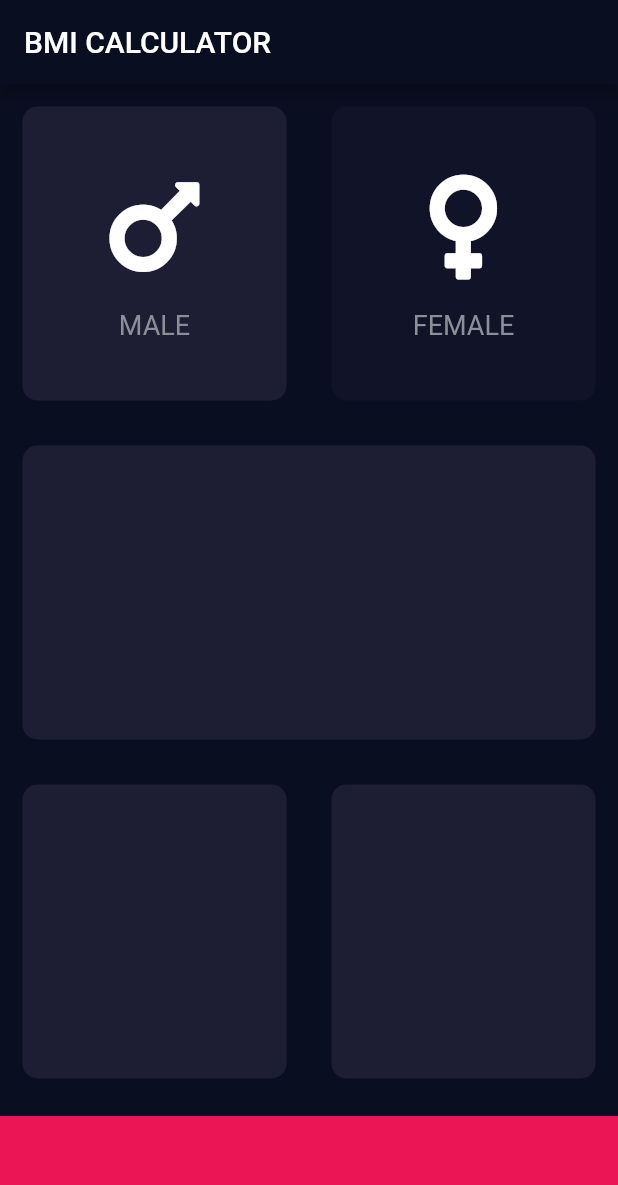
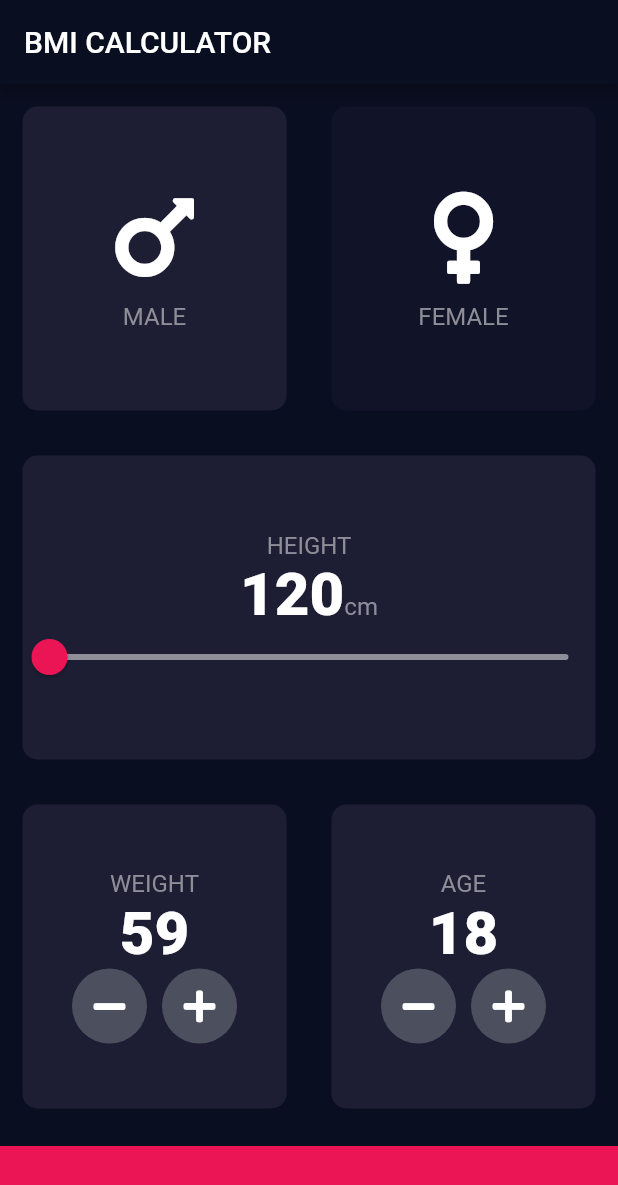
Before and after one commit to disono/flutter-template-ui, a Flutter app: the screen it shows after launch, after a tap on "MALE", on a phone screen of 412 x 824 dp. Shown: the top 1185 px of the screen. Run offline on Flutter 3.47's test engine with Material 2 defaults, Android fonts, the phone set to English and light mode, and no system bars; our stand-ins replace audioplayers, font_awesome_flutter.

Commit message:
Updated BMI UI

```diff
--- /dev/null
+++ b/bmi-calculator-flutter/lib/constants.dart
@@ -0,0 +1,16 @@
+import 'package:flutter/material.dart';
+
+const double kBottomContainerHeight = 60;
+const kActiveCardColor = Color(0xFF1D1E33);
+const kInactiveCardColor = Color(0xFF111328);
+const kBottomContainerColor = Color(0xFFEB1555);
+
+const kLabelStyle = TextStyle(
+  fontSize: 16,
+  color: Color(0xFF8D8E98),
+);
+
+const kLabelLargeStyle = TextStyle(
+  fontSize: 40,
+  fontWeight: FontWeight.w900,
+);
--- a/bmi-calculator-flutter/lib/icon_content.dart
+++ b/bmi-calculator-flutter/lib/icon_content.dart
@@ -1,10 +1,7 @@
 import 'package:flutter/material.dart';
 import 'package:font_awesome_flutter/font_awesome_flutter.dart';
 
-const labelStyle = TextStyle(
-  fontSize: 18,
-  color: Color(0xFF8D8E98),
-);
+import 'constants.dart';
 
 class IconContent extends StatelessWidget {
   IconContent({@required this.icon, this.label});
@@ -19,14 +16,14 @@
       children: <Widget>[
         FaIcon(
           icon,
-          size: 80,
+          size: 70,
         ),
         SizedBox(
-          height: 15,
+          height: 8,
         ),
         Text(
           label,
-          style: labelStyle,
+          style: kLabelStyle,
         )
       ],
     );
--- a/bmi-calculator-flutter/lib/input_page.dart
+++ b/bmi-calculator-flutter/lib/input_page.dart
@@ -2,12 +2,9 @@
 import 'package:flutter/material.dart';
 import 'package:font_awesome_flutter/font_awesome_flutter.dart';
 import 'icon_content.dart';
+import 'constants.dart';
 
-const double bottomContainerHeight = 80;
-const activeCardColor = Color(0xFF1D1E33);
-const inactiveCardColor = Color(0xFF111328);
-const bottomContainerColor = Color(0xFFEB1555);
-enum Gender{female, male}
+enum Gender { female, male }
 
 class InputPage extends StatefulWidget {
   @override
@@ -15,12 +12,17 @@
 }
 
 class _InputPageState extends State<InputPage> {
-  Color maleCardColor = inactiveCardColor;
-  Color femaleCardColor = inactiveCardColor;
+  int height = 120;
+  int age = 18;
+  int weight = 60;
+  Color maleCardColor = kInactiveCardColor;
+  Color femaleCardColor = kInactiveCardColor;
 
   void updateColor(Gender gender) {
-    maleCardColor = gender == Gender.male ? activeCardColor : inactiveCardColor;
-    femaleCardColor = gender == Gender.female ? activeCardColor : inactiveCardColor;
+    maleCardColor =
+        gender == Gender.male ? kActiveCardColor : kInactiveCardColor;
+    femaleCardColor =
+        gender == Gender.female ? kActiveCardColor : kInactiveCardColor;
   }
 
   @override
@@ -71,7 +73,52 @@
               children: <Widget>[
                 Expanded(
                   child: ReusableCard(
-                    color: activeCardColor,
+                    color: kActiveCardColor,
+                    cardChild: Column(
+                      mainAxisAlignment: MainAxisAlignment.center,
+                      children: <Widget>[
+                        Text(
+                          'HEIGHT',
+                          style: kLabelStyle,
+                        ),
+                        Row(
+                          mainAxisAlignment: MainAxisAlignment.center,
+                          crossAxisAlignment: CrossAxisAlignment.baseline,
+                          textBaseline: TextBaseline.alphabetic,
+                          children: <Widget>[
+                            Text(
+                              height.toString(),
+                              style: kLabelLargeStyle,
+                            ),
+                            Text(
+                              'cm',
+                              style: kLabelStyle,
+                            ),
+                          ],
+                        ),
+                        SliderTheme(
+                          data: SliderTheme.of(context).copyWith(
+                              inactiveTrackColor: Color(0xFF8D8E98),
+                              activeTrackColor: Colors.white,
+                              thumbColor: Color(0xFFEB1555),
+                              overlayColor: Color(0x29EB1555),
+                              thumbShape:
+                                  RoundSliderThumbShape(enabledThumbRadius: 12),
+                              overlayShape:
+                                  RoundSliderOverlayShape(overlayRadius: 18)),
+                          child: Slider(
+                            value: height.toDouble(),
+                            min: 120,
+                            max: 220,
+                            onChanged: (double newValue) {
+                              setState(() {
+                                this.height = newValue.toInt();
+                              });
+                            },
+                          ),
+                        )
+                      ],
+                    ),
                   ),
                 ),
               ],
@@ -82,25 +129,121 @@
               children: <Widget>[
                 Expanded(
                   child: ReusableCard(
-                    color: activeCardColor,
+                    color: kActiveCardColor,
+                    cardChild: Column(
+                      mainAxisAlignment: MainAxisAlignment.center,
+                      children: <Widget>[
+                        Text(
+                          'WEIGHT',
+                          style: kLabelStyle,
+                        ),
+                        Text(
+                          weight.toString(),
+                          style: kLabelLargeStyle,
+                        ),
+                        Row(
+                          mainAxisAlignment: MainAxisAlignment.center,
+                          children: <Widget>[
+                            RoundIconButton(
+                              icon: FontAwesomeIcons.minus,
+                              onPressed: () {
+                                setState(() {
+                                  this.weight--;
+                                });
+                              },
+                            ),
+                            SizedBox(
+                              width: 10,
+                            ),
+                            RoundIconButton(
+                              icon: FontAwesomeIcons.plus,
+                              onPressed: () {
+                                setState(() {
+                                  this.weight++;
+                                });
+                              },
+                            ),
+                          ],
+                        )
+                      ],
+                    ),
                   ),
                 ),
                 Expanded(
                   child: ReusableCard(
-                    color: activeCardColor,
+                    color: kActiveCardColor,
+                    cardChild: Column(
+                      mainAxisAlignment: MainAxisAlignment.center,
+                      children: <Widget>[
+                        Text(
+                          'AGE',
+                          style: kLabelStyle,
+                        ),
+                        Text(
+                          age.toString(),
+                          style: kLabelLargeStyle,
+                        ),
+                        Row(
+                          mainAxisAlignment: MainAxisAlignment.center,
+                          children: <Widget>[
+                            RoundIconButton(
+                              icon: FontAwesomeIcons.minus,
+                              onPressed: () {
+                                setState(() {
+                                  this.age--;
+                                });
+                              },
+                            ),
+                            SizedBox(
+                              width: 10,
+                            ),
+                            RoundIconButton(
+                              icon: FontAwesomeIcons.plus,
+                              onPressed: () {
+                                setState(() {
+                                  this.age++;
+                                });
+                              },
+                            ),
+                          ],
+                        )
+                      ],
+                    ),
                   ),
                 ),
               ],
             ),
           ),
           Container(
-            color: bottomContainerColor,
+            color: kBottomContainerColor,
             margin: EdgeInsets.only(top: 10),
             width: double.infinity,
-            height: bottomContainerHeight,
+            height: kBottomContainerHeight,
           )
         ],
       ),
     );
   }
 }
+
+class RoundIconButton extends StatelessWidget {
+  RoundIconButton({this.icon, this.onPressed});
+
+  final IconData icon;
+  final Function onPressed;
+
+  @override
+  Widget build(BuildContext context) {
+    return RawMaterialButton(
+      child: Icon(icon),
+      onPressed: onPressed,
+      elevation: 0,
+      constraints: BoxConstraints.tightFor(
+        width: 50,
+        height: 50,
+      ),
+      shape: CircleBorder(),
+      fillColor: Color(0xFF4C4F5E),
+    );
+  }
+}
```
Also changed, not shown: quizzler/pubspec.lock, 2 other files.
